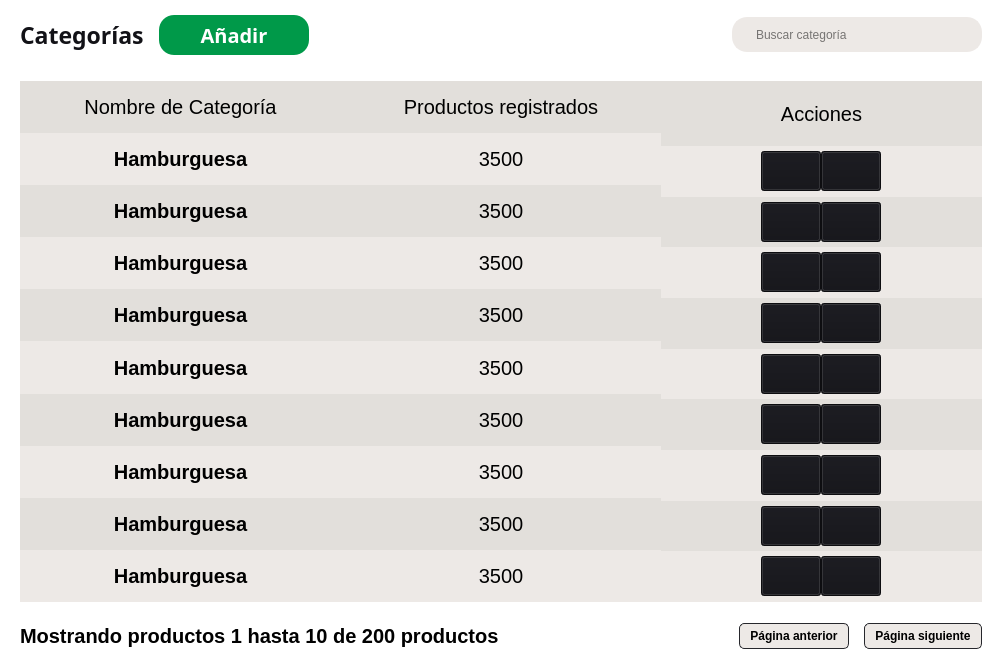
First picture: the form in POS_Application/src/ui/inventory/categoriescatalog.ui, repository Svndda/POS, before the edit.
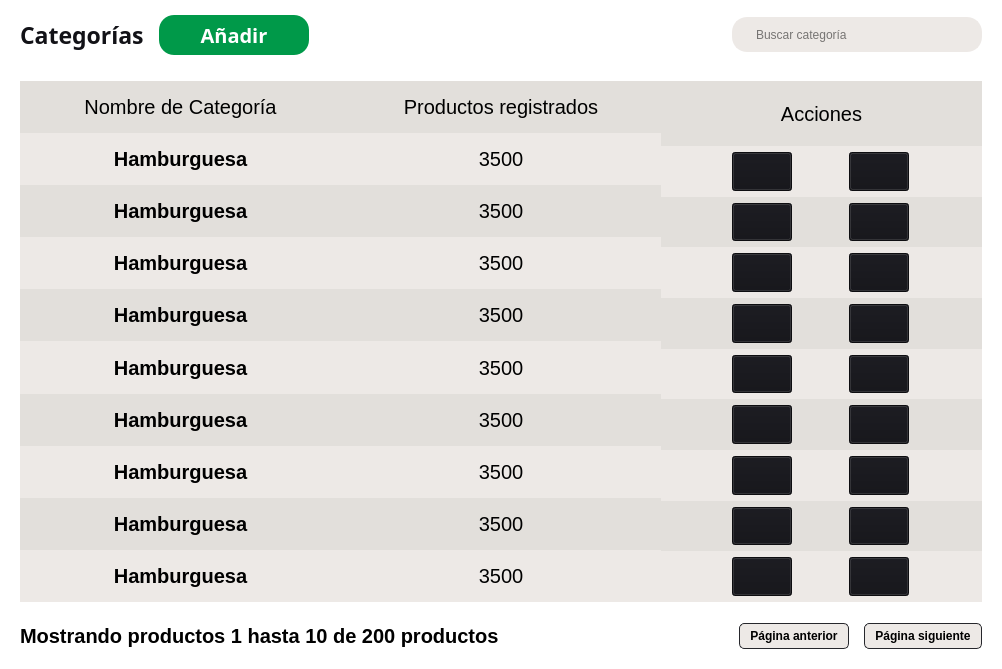
Second picture: the form after the edit. Icons and pictures are not drawn.

Diff of the .ui file:
```diff
--- a/POS_Application/src/ui/inventory/categoriescatalog.ui
+++ b/POS_Application/src/ui/inventory/categoriescatalog.ui
@@ -882,6 +882,10 @@
            <number>0</number>
           </property>
           <item row="0" column="0">
+           <widget class="QWidget" name="" native="true">
+            <property name="styleSheet">
+             <string notr="true">background-color: transparent;</string>
+            </property>
            <layout class="QHBoxLayout" name="horizontalLayout_12">
             <property name="spacing">
              <number>0</number>
@@ -890,10 +894,10 @@
              <enum>QLayout::SizeConstraint::SetDefaultConstraint</enum>
             </property>
             <property name="topMargin">
-             <number>0</number>
+              <number>1</number>
             </property>
             <property name="bottomMargin">
-             <number>0</number>
+              <number>1</number>
             </property>
             <item>
              <widget class="QPushButton" name="deleteProduct_button_0">
@@ -980,6 +984,7 @@
              </widget>
             </item>
            </layout>
+           </widget>
           </item>
          </layout>
         </widget>
@@ -1014,15 +1019,19 @@
            <number>0</number>
           </property>
           <item row="0" column="0">
+           <widget class="QWidget" name="" native="true">
+            <property name="styleSheet">
+             <string notr="true">background-color: transparent;</string>
+            </property>
            <layout class="QHBoxLayout" name="horizontalLayout_11">
             <property name="spacing">
              <number>0</number>
             </property>
             <property name="topMargin">
-             <number>0</number>
+              <number>1</number>
             </property>
             <property name="bottomMargin">
-             <number>0</number>
+              <number>1</number>
             </property>
             <item>
              <widget class="QPushButton" name="deleteProduct_button_1">
@@ -1109,6 +1118,7 @@
              </widget>
             </item>
            </layout>
+           </widget>
           </item>
          </layout>
         </widget>
@@ -1142,15 +1152,19 @@
            <number>0</number>
           </property>
           <item row="0" column="0">
+           <widget class="QWidget" name="" native="true">
+            <property name="styleSheet">
+             <string notr="true">background-color: transparent;</string>
+            </property>
            <layout class="QHBoxLayout" name="horizontalLayout_10">
             <property name="spacing">
              <number>0</number>
             </property>
             <property name="topMargin">
-             <number>0</number>
+              <number>1</number>
             </property>
             <property name="bottomMargin">
-             <number>0</number>
+              <number>1</number>
             </property>
             <item>
              <widget class="QPushButton" name="deleteProduct_button_2">
@@ -1237,6 +1251,7 @@
              </widget>
             </item>
            </layout>
+           </widget>
           </item>
          </layout>
         </widget>
@@ -1271,15 +1286,19 @@
            <number>0</number>
           </property>
           <item row="0" column="0">
+           <widget class="QWidget" name="" native="true">
+            <property name="styleSheet">
+             <string notr="true">background-color: transparent;</string>
+            </property>
            <layout class="QHBoxLayout" name="horizontalLayout_9">
             <property name="spacing">
              <number>0</number>
             </property>
             <property name="topMargin">
-             <number>0</number>
+              <number>1</number>
             </property>
             <property name="bottomMargin">
-             <number>0</number>
+              <number>1</number>
             </property>
             <item>
              <widget class="QPushButton" name="deleteProduct_button_3">
@@ -1366,6 +1385,7 @@
              </widget>
             </item>
            </layout>
+           </widget>
           </item>
          </layout>
         </widget>
@@ -1399,15 +1419,19 @@
            <number>0</number>
           </property>
           <item row="0" column="0">
+           <widget class="QWidget" name="" native="true">
+            <property name="styleSheet">
+             <string notr="true">background-color: transparent;</string>
+            </property>
            <layout class="QHBoxLayout" name="horizontalLayout_8">
             <property name="spacing">
              <number>0</number>
             </property>
             <property name="topMargin">
-             <number>0</number>
+              <number>1</number>
             </property>
             <property name="bottomMargin">
-             <number>0</number>
+              <number>1</number>
             </property>
             <item>
              <widget class="QPushButton" name="deleteProduct_button_4">
@@ -1494,6 +1518,7 @@
              </widget>
             </item>
            </layout>
+           </widget>
           </item>
          </layout>
         </widget>
@@ -1528,15 +1553,19 @@
            <number>0</number>
           </property>
           <item row="0" column="0">
+           <widget class="QWidget" name="" native="true">
+            <property name="styleSheet">
+             <string notr="true">background-color: transparent;</string>
+            </property>
            <layout class="QHBoxLayout" name="horizontalLayout_7">
             <property name="spacing">
              <number>0</number>
             </property>
             <property name="topMargin">
-             <number>0</number>
+              <number>1</number>
             </property>
             <property name="bottomMargin">
-             <number>0</number>
+              <number>1</number>
             </property>
             <item>
              <widget class="QPushButton" name="deleteProduct_button_5">
@@ -1623,6 +1652,7 @@
              </widget>
             </item>
            </layout>
+           </widget>
           </item>
          </layout>
         </widget>
@@ -1656,15 +1686,19 @@
            <number>0</number>
           </property>
           <item row="0" column="0">
+           <widget class="QWidget" name="" native="true">
+            <property name="styleSheet">
+             <string notr="true">background-color: transparent;</string>
+            </property>
            <layout class="QHBoxLayout" name="horizontalLayout_6">
             <property name="spacing">
              <number>0</number>
             </property>
             <property name="topMargin">
-             <number>0</number>
+              <number>1</number>
             </property>
             <property name="bottomMargin">
-             <number>0</number>
+              <number>1</number>
             </property>
             <item>
              <widget class="QPushButton" name="deleteProduct_button_6">
@@ -1751,6 +1785,7 @@
              </widget>
             </item>
            </layout>
+           </widget>
           </item>
          </layout>
         </widget>
@@ -1785,15 +1820,19 @@
            <number>0</number>
           </property>
           <item row="0" column="0">
+           <widget class="QWidget" name="" native="true">
+            <property name="styleSheet">
+             <string notr="true">background-color: transparent;</string>
+            </property>
            <layout class="QHBoxLayout" name="horizontalLayout_5">
             <property name="spacing">
              <number>0</number>
             </property>
             <property name="topMargin">
-             <number>0</number>
+              <number>1</number>
             </property>
             <property name="bottomMargin">
-             <number>0</number>
+              <number>1</number>
             </property>
             <item>
              <widget class="QPushButton" name="deleteProduct_button_7">
@@ -1880,6 +1919,7 @@
              </widget>
             </item>
            </layout>
+           </widget>
           </item>
          </layout>
         </widget>
@@ -1913,15 +1953,19 @@
            <number>0</number>
           </property>
           <item row="0" column="0">
+           <widget class="QWidget" name="" native="true">
+            <property name="styleSheet">
+             <string notr="true">background-color: transparent;</string>
+            </property>
            <layout class="QHBoxLayout" name="horizontalLayout_4">
             <property name="spacing">
              <number>0</number>
             </property>
             <property name="topMargin">
-             <number>0</number>
+              <number>1</number>
             </property>
             <property name="bottomMargin">
-             <number>0</number>
+              <number>1</number>
             </property>
             <item>
              <widget class="QPushButton" name="deleteProduct_button_8">
@@ -2008,6 +2052,7 @@
              </widget>
             </item>
            </layout>
+           </widget>
           </item>
          </layout>
         </widget>
```
Lines whose indentation alone changed are shown as unchanged.
